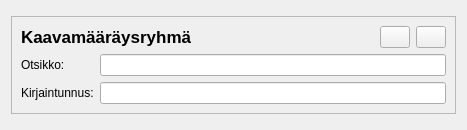
This is arho_feature_template/gui/components/plan_regulation_group_widget.ui in GispoCoding/arho-qgis-plugin as Qt 5 draws it before an edit. The edited form follows.
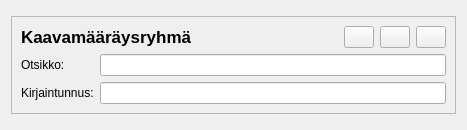
This is the edited form.

Commit message:
add regulation group link/replace feature
Added a button to regulation group widget that attempts to find identical
existing regulation groups for new regulation groups, or makes the regulation group
unique if it as existing one and used by multiple plan objects.

What changed in the file:
```diff
--- a/arho_feature_template/gui/components/plan_regulation_group_widget.ui
+++ b/arho_feature_template/gui/components/plan_regulation_group_widget.ui
@@ -68,6 +68,19 @@
           </property>
          </spacer>
         </item>
+        <item>
+         <widget class="QPushButton" name="link_btn">
+          <property name="maximumSize">
+           <size>
+            <width>30</width>
+            <height>16777215</height>
+           </size>
+          </property>
+          <property name="text">
+           <string/>
+          </property>
+         </widget>
+        </item>
         <item>
          <widget class="QPushButton" name="edit_btn">
           <property name="sizePolicy">
```
The commit also changes 2 other files.
